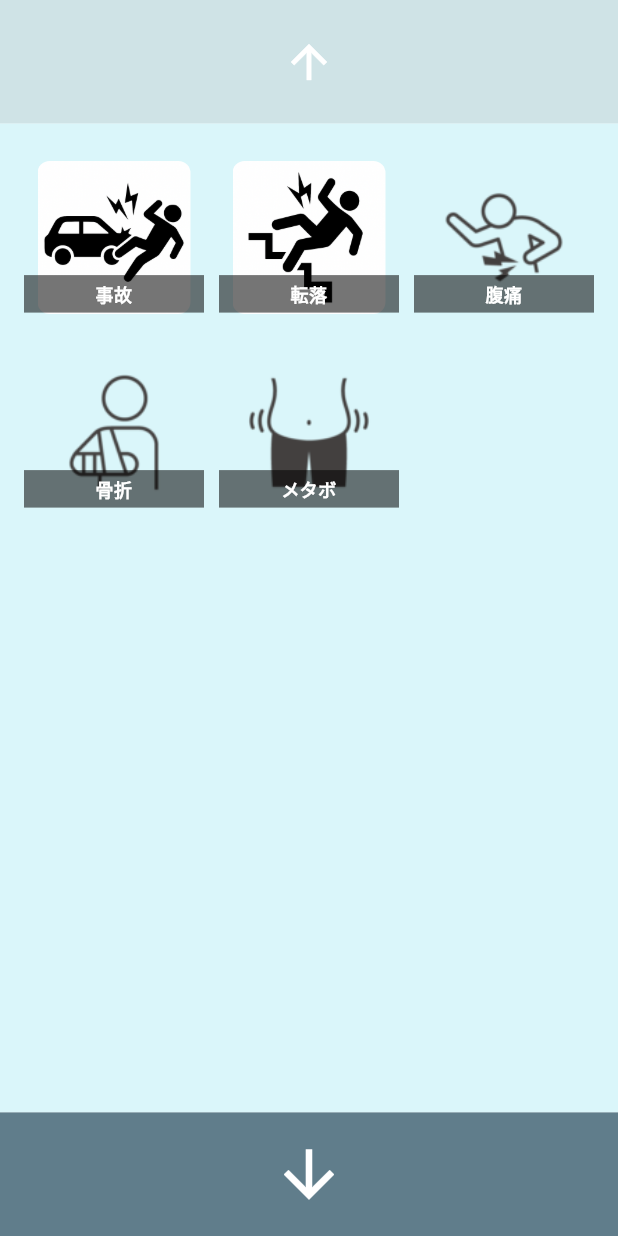
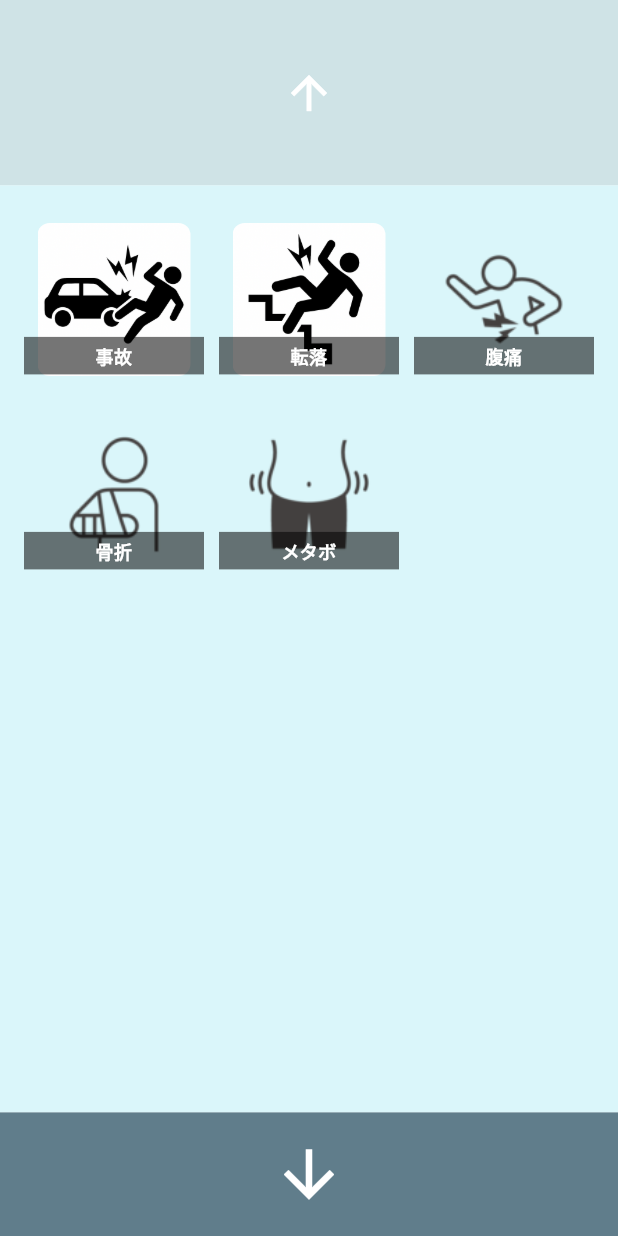
Before and after one commit to HiromuYamana/MIECAL, a Flutter app: the CousePage screen opened by its route, on a phone screen of 412 x 824 dp. Run offline on Flutter 3.47's test engine with Material 3 defaults, Android fonts, the phone set to English and light mode, and no system bars; our stand-ins replace audioplayers, cloud_firestore, firebase_auth, firebase_core, google_fonts, google_sign_in and 3 more; missing offline and left inert: dart:html; accounts and stored records are empty.

Commit message:
デザインちょっと修正

```diff
--- a/lib/couse.dart
+++ b/lib/couse.dart
@@ -64,7 +64,7 @@ class _CousePageState extends State<CousePage> {
       body: Column(
         children: [
           Expanded(
-            flex: 1,
+            flex: 3,
             child: Material(
               color: const Color.fromARGB(255, 207, 227, 230),
             child:InkWell(
@@ -90,7 +90,7 @@ class _CousePageState extends State<CousePage> {
             ),
 
           Expanded(
-            flex: 8,
+            flex: 15,
             child: Container(
               color: const Color.fromARGB(255, 218, 246, 250),
               child: GridView.builder(
@@ -177,7 +177,7 @@ class _CousePageState extends State<CousePage> {
             ),
           ),
           Expanded(
-            flex: 1,
+            flex: 2,
             child: Material(
               color: Colors.blueGrey,
               child: InkWell(
--- a/lib/symptom.dart
+++ b/lib/symptom.dart
@@ -80,7 +80,7 @@ class _SymptomPageState extends State<SymptomPage> {
       body: Column(
         children: [
           Expanded(
-            flex: 1,
+            flex: 3,
             child: Container(
               color: const Color.fromARGB(255, 207, 227, 230),
               padding: EdgeInsets.only(top: topPadding),
@@ -112,7 +112,7 @@ class _SymptomPageState extends State<SymptomPage> {
             ),
           ),
           Expanded(
-            flex: 8,
+            flex: 15,
             child: Container(
               color: const Color.fromARGB(255, 218, 246, 250), // グリッドの背景色
               child: GridView.builder(
@@ -195,7 +195,7 @@ class _SymptomPageState extends State<SymptomPage> {
             ),
           ),
           Expanded(
-            flex: 1,
+            flex: 2,
             child: Material(
               color: Colors.blueGrey,
               child: InkWell(
--- a/lib/table_calendar.dart
+++ b/lib/table_calendar.dart
@@ -59,12 +59,12 @@ class _DatePageState extends State<DatePage> {
                     ),
                     Image.asset(
                       'assets/onset_date.png',
-                      height: screenHeight * 0.2,
+                      height: screenHeight * 0.16,
                       fit: BoxFit.contain,
                     ),
                     Text(
                       loc.dateOfOnset,
-                      style: const TextStyle(color: Colors.black),
+                      style: const TextStyle(color: Colors.black, fontSize: 20),
                     ),
                   ],
                 ),
```
